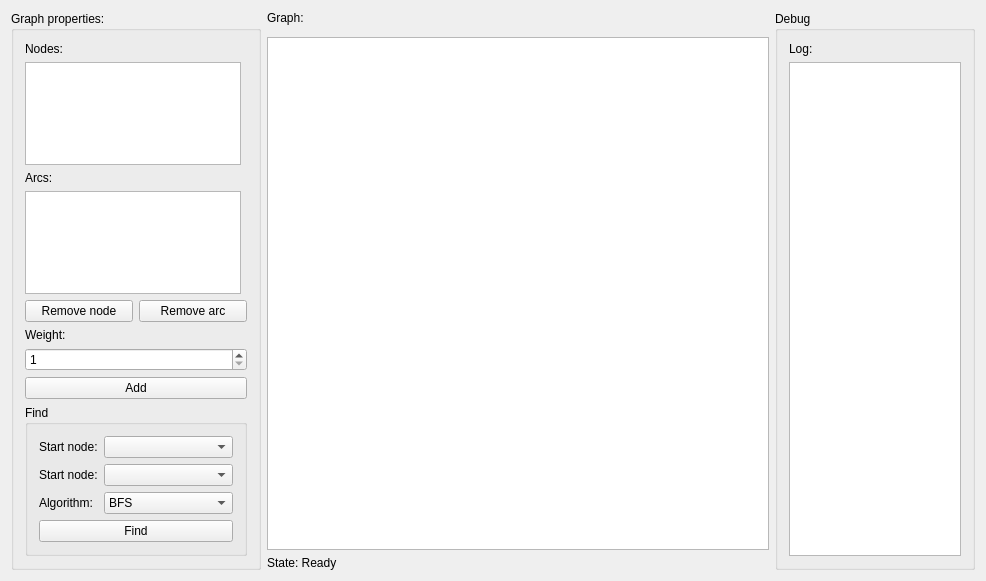
Before: the Qt Designer form gui/form.ui in DanilGansky/pyfinder, drawn with Qt 5.
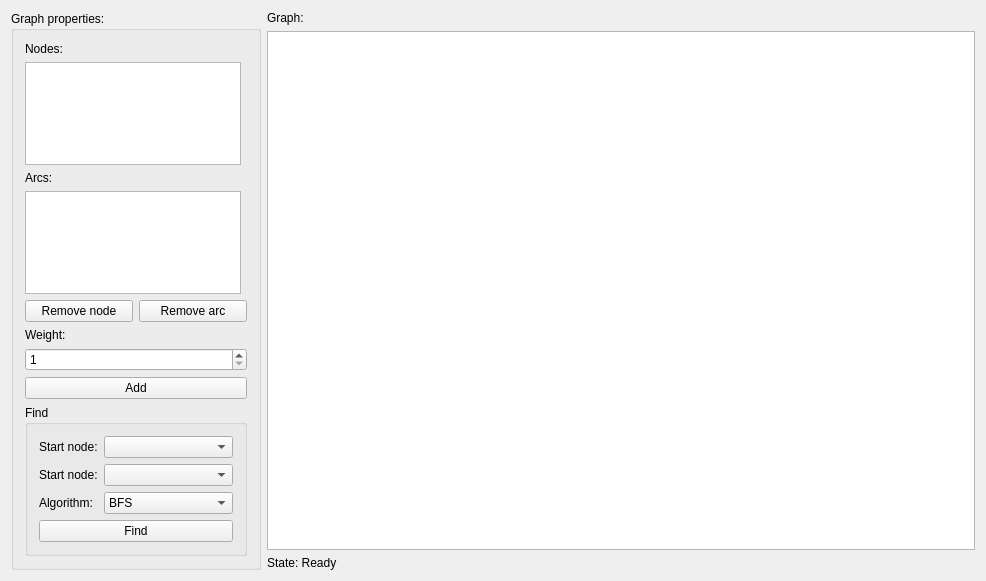
After: the same form once the commit is applied.

```diff
--- a/gui/form.ui
+++ b/gui/form.ui
@@ -20,7 +20,14 @@
    <string>PyFinder</string>
   </property>
   <layout class="QGridLayout" name="gridLayout">
-   <item row="0" column="0" rowspan="4">
+   <item row="0" column="1">
+    <widget class="QLabel" name="label_3">
+     <property name="text">
+      <string>Graph:</string>
+     </property>
+    </widget>
+   </item>
+   <item row="0" column="0" rowspan="3">
     <widget class="QGroupBox" name="groupBox">
      <property name="minimumSize">
       <size>
@@ -163,64 +170,16 @@
      </layout>
     </widget>
    </item>
-   <item row="0" column="1">
-    <widget class="QLabel" name="label_3">
-     <property name="text">
-      <string>Graph:</string>
-     </property>
-    </widget>
-   </item>
-   <item row="2" column="1">
+   <item row="1" column="1">
     <widget class="QGraphicsView" name="graphicsView"/>
    </item>
-   <item row="3" column="1">
+   <item row="2" column="1">
     <widget class="QLabel" name="state">
      <property name="text">
       <string>State: Ready</string>
      </property>
     </widget>
    </item>
-   <item row="0" column="2" rowspan="4">
-    <widget class="QGroupBox" name="groupBox_3">
-     <property name="minimumSize">
-      <size>
-       <width>200</width>
-       <height>0</height>
-      </size>
-     </property>
-     <property name="maximumSize">
-      <size>
-       <width>200</width>
-       <height>16777215</height>
-      </size>
-     </property>
-     <property name="title">
-      <string>Debug</string>
-     </property>
-     <layout class="QVBoxLayout" name="verticalLayout_2">
-      <item>
-       <widget class="QLabel" name="label_7">
-        <property name="text">
-         <string>Log:</string>
-        </property>
-       </widget>
-      </item>
-      <item>
-       <widget class="QTextEdit" name="textEdit">
-        <property name="maximumSize">
-         <size>
-          <width>16777215</width>
-          <height>16777215</height>
-         </size>
-        </property>
-        <property name="readOnly">
-         <bool>true</bool>
-        </property>
-       </widget>
-      </item>
-     </layout>
-    </widget>
-   </item>
   </layout>
  </widget>
  <layoutdefault spacing="6" margin="11"/>
```
